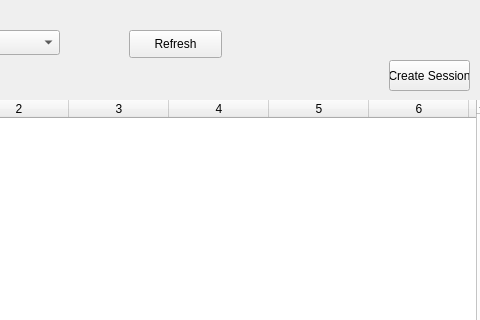
First picture: the form in StudyMeet/viewsessions.ui, repository DanielCChavez/StudyMeet, before the edit; both pictures show x 141 to 621 and y 0 to 320 of the 621 by 500 pixel window.
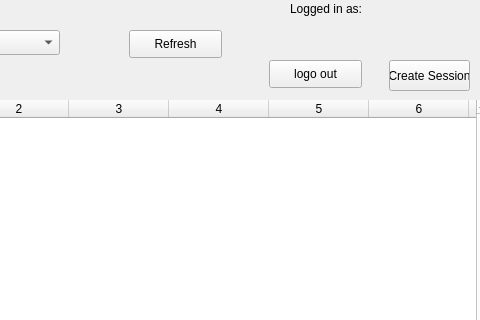
Second picture: the form after the edit.

Commit message: added more subjects, logout button and logged in in as label

Diff of the .ui file:
```diff
--- a/StudyMeet/viewsessions.ui
+++ b/StudyMeet/viewsessions.ui
@@ -149,6 +149,45 @@
     <string>Refresh</string>
    </property>
   </widget>
+  <widget class="QLabel" name="loggedInAsLabel">
+   <property name="geometry">
+    <rect>
+     <x>431</x>
+     <y>1</y>
+     <width>77</width>
+     <height>16</height>
+    </rect>
+   </property>
+   <property name="text">
+    <string>Logged in as:</string>
+   </property>
+  </widget>
+  <widget class="QLabel" name="Usernamelabel">
+   <property name="geometry">
+    <rect>
+     <x>515</x>
+     <y>1</y>
+     <width>101</width>
+     <height>16</height>
+    </rect>
+   </property>
+   <property name="text">
+    <string/>
+   </property>
+  </widget>
+  <widget class="QPushButton" name="logoutButton">
+   <property name="geometry">
+    <rect>
+     <x>410</x>
+     <y>60</y>
+     <width>93</width>
+     <height>28</height>
+    </rect>
+   </property>
+   <property name="text">
+    <string>logo out</string>
+   </property>
+  </widget>
  </widget>
  <layoutdefault spacing="6" margin="11"/>
  <resources/>
```
The commit also changes 6 other files.
